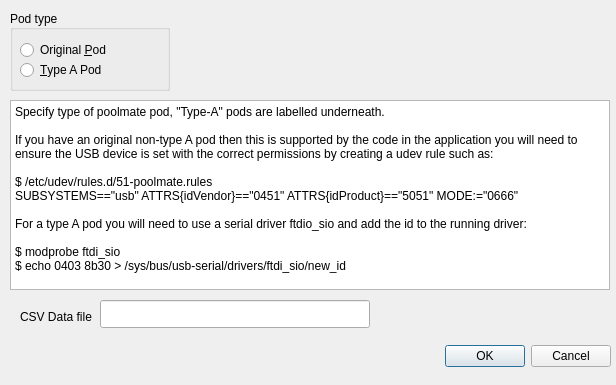
Qt form ui/config.ui (ihewitt/poolviewer) before a commit.
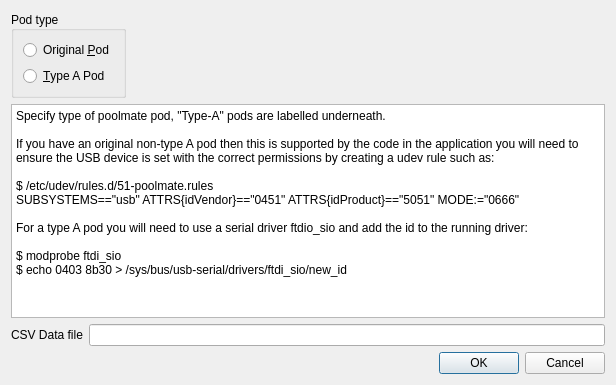
The same form after that commit.

Commit message:
Add grid layout to allow nicer resize.
Andrea

```diff
--- a/ui/config.ui
+++ b/ui/config.ui
@@ -13,31 +13,9 @@
   <property name="windowTitle">
    <string>Config</string>
   </property>
-  <widget class="QDialogButtonBox" name="buttonBox">
-   <property name="geometry">
-    <rect>
-     <x>270</x>
-     <y>340</y>
-     <width>341</width>
-     <height>32</height>
-    </rect>
-   </property>
-   <property name="orientation">
-    <enum>Qt::Horizontal</enum>
-   </property>
-   <property name="standardButtons">
-    <set>QDialogButtonBox::Cancel|QDialogButtonBox::Ok</set>
-   </property>
-  </widget>
+  <layout class="QGridLayout" name="gridLayout">
+   <item row="0" column="0" colspan="2">
   <widget class="QGroupBox" name="groupBox">
-   <property name="geometry">
-    <rect>
-     <x>10</x>
-     <y>10</y>
-     <width>160</width>
-     <height>81</height>
-    </rect>
-   </property>
    <property name="toolTip">
     <string>&lt;html&gt;&lt;head/&gt;&lt;body&gt;&lt;p&gt;Swimovate poolmate pod type.&lt;/p&gt;&lt;p&gt;Type A pods have a &amp;quot;Type A&amp;quot; sticker underneath.&lt;/p&gt;&lt;/body&gt;&lt;/html&gt;</string>
    </property>
@@ -47,86 +25,70 @@
    <property name="alignment">
     <set>Qt::AlignLeading|Qt::AlignLeft|Qt::AlignVCenter</set>
    </property>
+     <layout class="QGridLayout" name="gridLayout_2">
+      <item row="0" column="0">
    <widget class="QRadioButton" name="podOriginal">
-    <property name="geometry">
-     <rect>
-      <x>10</x>
-      <y>30</y>
-      <width>100</width>
-      <height>20</height>
-     </rect>
-    </property>
     <property name="text">
      <string>Original &amp;Pod</string>
     </property>
    </widget>
+      </item>
+      <item row="1" column="0">
    <widget class="QRadioButton" name="podTypeA">
-    <property name="geometry">
-     <rect>
-      <x>10</x>
-      <y>50</y>
-      <width>100</width>
-      <height>20</height>
-     </rect>
-    </property>
     <property name="text">
      <string>&amp;Type A Pod</string>
     </property>
    </widget>
-  </widget>
-  <widget class="QLabel" name="label">
-   <property name="geometry">
-    <rect>
-     <x>20</x>
-     <y>310</y>
-     <width>80</width>
-     <height>14</height>
-    </rect>
-   </property>
-   <property name="text">
-    <string>CSV Data file</string>
-   </property>
-  </widget>
-  <widget class="QLineEdit" name="dataFile">
-   <property name="geometry">
-    <rect>
-     <x>100</x>
-     <y>300</y>
-     <width>270</width>
-     <height>28</height>
-    </rect>
-   </property>
-   <property name="toolTip">
-    <string>&lt;html&gt;&lt;head/&gt;&lt;body&gt;&lt;p&gt;Location of csv datafile.&lt;/p&gt;&lt;/body&gt;&lt;/html&gt;</string>
-   </property>
-  </widget>
+      </item>
+     </layout>
+    </widget>
+   </item>
+   <item row="1" column="0" colspan="3">
   <widget class="QTextBrowser" name="textBrowser">
-   <property name="geometry">
-    <rect>
-     <x>10</x>
-     <y>100</y>
-     <width>600</width>
-     <height>190</height>
-    </rect>
-   </property>
    <property name="html">
     <string>&lt;!DOCTYPE HTML PUBLIC &quot;-//W3C//DTD HTML 4.0//EN&quot; &quot;http://www.w3.org/TR/REC-html40/strict.dtd&quot;&gt;
 &lt;html&gt;&lt;head&gt;&lt;meta name=&quot;qrichtext&quot; content=&quot;1&quot; /&gt;&lt;style type=&quot;text/css&quot;&gt;
 p, li { white-space: pre-wrap; }
-&lt;/style&gt;&lt;/head&gt;&lt;body style=&quot; font-family:'Arial'; font-size:9pt; font-weight:400; font-style:normal;&quot;&gt;
-&lt;p style=&quot; margin-top:0px; margin-bottom:0px; margin-left:0px; margin-right:0px; -qt-block-indent:0; text-indent:0px;&quot;&gt;Specify type of poolmate pod, &amp;quot;Type-A&amp;quot; pods are labelled underneath.&lt;/p&gt;
-&lt;p style=&quot;-qt-paragraph-type:empty; margin-top:0px; margin-bottom:0px; margin-left:0px; margin-right:0px; -qt-block-indent:0; text-indent:0px;&quot;&gt;&lt;br /&gt;&lt;/p&gt;
-&lt;p style=&quot; margin-top:0px; margin-bottom:0px; margin-left:0px; margin-right:0px; -qt-block-indent:0; text-indent:0px;&quot;&gt;If you have an original non-type A pod then this is supported by the code in the application you will need to ensure the USB device is set with the correct permissions by creating a udev rule such as:&lt;/p&gt;
-&lt;p style=&quot;-qt-paragraph-type:empty; margin-top:0px; margin-bottom:0px; margin-left:0px; margin-right:0px; -qt-block-indent:0; text-indent:0px;&quot;&gt;&lt;br /&gt;&lt;/p&gt;
-&lt;p style=&quot; margin-top:0px; margin-bottom:0px; margin-left:0px; margin-right:0px; -qt-block-indent:0; text-indent:0px;&quot;&gt;$ /etc/udev/rules.d/51-poolmate.rules&lt;/p&gt;
-&lt;p style=&quot; margin-top:0px; margin-bottom:0px; margin-left:0px; margin-right:0px; -qt-block-indent:0; text-indent:0px;&quot;&gt;SUBSYSTEMS==&amp;quot;usb&amp;quot; ATTRS{idVendor}==&amp;quot;0451&amp;quot; ATTRS{idProduct}==&amp;quot;5051&amp;quot; MODE:=&amp;quot;0666&amp;quot;&lt;/p&gt;
-&lt;p style=&quot;-qt-paragraph-type:empty; margin-top:0px; margin-bottom:0px; margin-left:0px; margin-right:0px; -qt-block-indent:0; text-indent:0px;&quot;&gt;&lt;br /&gt;&lt;/p&gt;
-&lt;p style=&quot; margin-top:0px; margin-bottom:0px; margin-left:0px; margin-right:0px; -qt-block-indent:0; text-indent:0px;&quot;&gt;For a type A pod you will need to use a serial driver ftdio_sio and add the id to the running driver:&lt;/p&gt;
-&lt;p style=&quot;-qt-paragraph-type:empty; margin-top:0px; margin-bottom:0px; margin-left:0px; margin-right:0px; -qt-block-indent:0; text-indent:0px;&quot;&gt;&lt;br /&gt;&lt;/p&gt;
-&lt;p style=&quot; margin-top:0px; margin-bottom:0px; margin-left:0px; margin-right:0px; -qt-block-indent:0; text-indent:0px;&quot;&gt;$ modprobe ftdi_sio&lt;/p&gt;
-&lt;p style=&quot; margin-top:0px; margin-bottom:0px; margin-left:0px; margin-right:0px; -qt-block-indent:0; text-indent:0px;&quot;&gt;$ echo 0403 8b30 &amp;gt; /sys/bus/usb-serial/drivers/ftdi_sio/new_id&lt;/p&gt;&lt;/body&gt;&lt;/html&gt;</string>
-   </property>
-  </widget>
+&lt;/style&gt;&lt;/head&gt;&lt;body style=&quot; font-family:'Cantarell'; font-size:11pt; font-weight:400; font-style:normal;&quot;&gt;
+&lt;p style=&quot; margin-top:0px; margin-bottom:0px; margin-left:0px; margin-right:0px; -qt-block-indent:0; text-indent:0px;&quot;&gt;&lt;span style=&quot; font-family:'Arial'; font-size:9pt;&quot;&gt;Specify type of poolmate pod, &amp;quot;Type-A&amp;quot; pods are labelled underneath.&lt;/span&gt;&lt;/p&gt;
+&lt;p style=&quot;-qt-paragraph-type:empty; margin-top:0px; margin-bottom:0px; margin-left:0px; margin-right:0px; -qt-block-indent:0; text-indent:0px; font-family:'Arial'; font-size:9pt;&quot;&gt;&lt;br /&gt;&lt;/p&gt;
+&lt;p style=&quot; margin-top:0px; margin-bottom:0px; margin-left:0px; margin-right:0px; -qt-block-indent:0; text-indent:0px;&quot;&gt;&lt;span style=&quot; font-family:'Arial'; font-size:9pt;&quot;&gt;If you have an original non-type A pod then this is supported by the code in the application you will need to ensure the USB device is set with the correct permissions by creating a udev rule such as:&lt;/span&gt;&lt;/p&gt;
+&lt;p style=&quot;-qt-paragraph-type:empty; margin-top:0px; margin-bottom:0px; margin-left:0px; margin-right:0px; -qt-block-indent:0; text-indent:0px; font-family:'Arial'; font-size:9pt;&quot;&gt;&lt;br /&gt;&lt;/p&gt;
+&lt;p style=&quot; margin-top:0px; margin-bottom:0px; margin-left:0px; margin-right:0px; -qt-block-indent:0; text-indent:0px;&quot;&gt;&lt;span style=&quot; font-family:'Arial'; font-size:9pt;&quot;&gt;$ /etc/udev/rules.d/51-poolmate.rules&lt;/span&gt;&lt;/p&gt;
+&lt;p style=&quot; margin-top:0px; margin-bottom:0px; margin-left:0px; margin-right:0px; -qt-block-indent:0; text-indent:0px;&quot;&gt;&lt;span style=&quot; font-family:'Arial'; font-size:9pt;&quot;&gt;SUBSYSTEMS==&amp;quot;usb&amp;quot; ATTRS{idVendor}==&amp;quot;0451&amp;quot; ATTRS{idProduct}==&amp;quot;5051&amp;quot; MODE:=&amp;quot;0666&amp;quot;&lt;/span&gt;&lt;/p&gt;
+&lt;p style=&quot;-qt-paragraph-type:empty; margin-top:0px; margin-bottom:0px; margin-left:0px; margin-right:0px; -qt-block-indent:0; text-indent:0px; font-family:'Arial'; font-size:9pt;&quot;&gt;&lt;br /&gt;&lt;/p&gt;
+&lt;p style=&quot; margin-top:0px; margin-bottom:0px; margin-left:0px; margin-right:0px; -qt-block-indent:0; text-indent:0px;&quot;&gt;&lt;span style=&quot; font-family:'Arial'; font-size:9pt;&quot;&gt;For a type A pod you will need to use a serial driver ftdio_sio and add the id to the running driver:&lt;/span&gt;&lt;/p&gt;
+&lt;p style=&quot;-qt-paragraph-type:empty; margin-top:0px; margin-bottom:0px; margin-left:0px; margin-right:0px; -qt-block-indent:0; text-indent:0px; font-family:'Arial'; font-size:9pt;&quot;&gt;&lt;br /&gt;&lt;/p&gt;
+&lt;p style=&quot; margin-top:0px; margin-bottom:0px; margin-left:0px; margin-right:0px; -qt-block-indent:0; text-indent:0px;&quot;&gt;&lt;span style=&quot; font-family:'Arial'; font-size:9pt;&quot;&gt;$ modprobe ftdi_sio&lt;/span&gt;&lt;/p&gt;
+&lt;p style=&quot; margin-top:0px; margin-bottom:0px; margin-left:0px; margin-right:0px; -qt-block-indent:0; text-indent:0px;&quot;&gt;&lt;span style=&quot; font-family:'Arial'; font-size:9pt;&quot;&gt;$ echo 0403 8b30 &amp;gt; /sys/bus/usb-serial/drivers/ftdi_sio/new_id&lt;/span&gt;&lt;/p&gt;&lt;/body&gt;&lt;/html&gt;</string>
+     </property>
+    </widget>
+   </item>
+   <item row="2" column="0">
+    <widget class="QLabel" name="label">
+     <property name="text">
+      <string>CSV Data file</string>
+     </property>
+    </widget>
+   </item>
+   <item row="2" column="1" colspan="2">
+    <widget class="QLineEdit" name="dataFile">
+     <property name="toolTip">
+      <string>&lt;html&gt;&lt;head/&gt;&lt;body&gt;&lt;p&gt;Location of csv datafile.&lt;/p&gt;&lt;/body&gt;&lt;/html&gt;</string>
+     </property>
+    </widget>
+   </item>
+   <item row="3" column="2">
+    <widget class="QDialogButtonBox" name="buttonBox">
+     <property name="orientation">
+      <enum>Qt::Horizontal</enum>
+     </property>
+     <property name="standardButtons">
+      <set>QDialogButtonBox::Cancel|QDialogButtonBox::Ok</set>
+     </property>
+    </widget>
+   </item>
+  </layout>
  </widget>
  <tabstops>
   <tabstop>podOriginal</tabstop>
```
Lines whose indentation alone changed are shown as unchanged. The commit also changes 1 other file.
